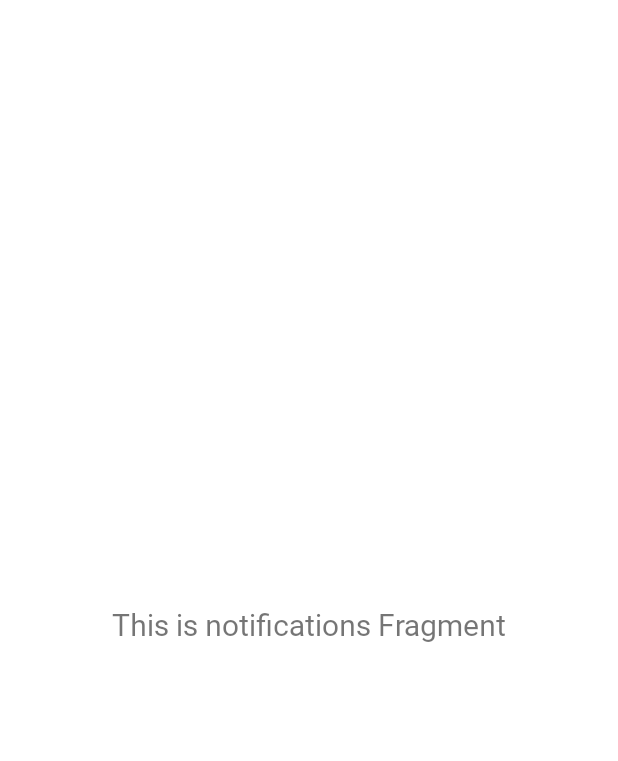
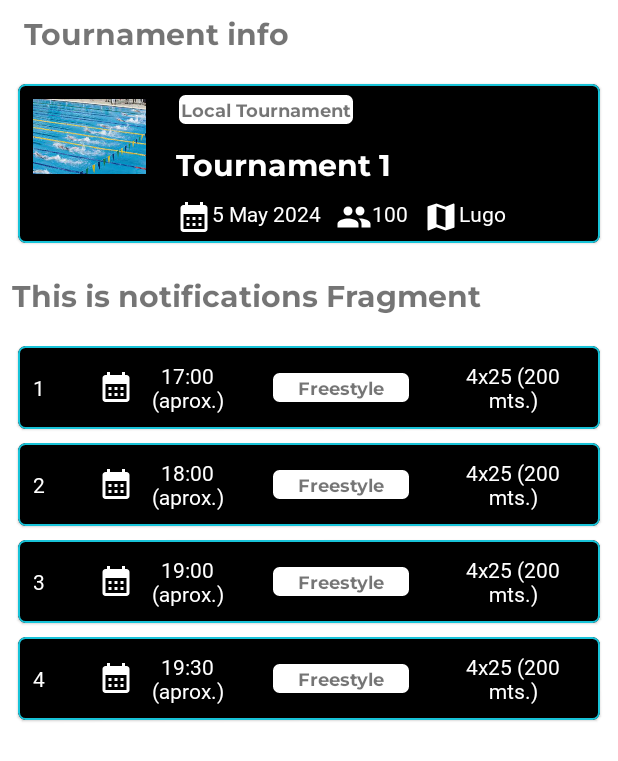
Before and after one commit to dfr99/SwimChrono, an Android app: the fragment TournamentsFragment shown on its own in the app's theme, on a phone screen of 412 x 824 dp. Shown: the top 761 px of the screen. Run offline under Robolectric (Android 15) with nearby library versions, the light colour scheme and no system bars.

Commit message:
Create tournament info view with races

```diff
--- a/app/SwimChrono/app/src/main/java/es/udc/apm/swimchrono/ui/dashboard/DashboardFragment.kt
+++ b/app/SwimChrono/app/src/main/java/es/udc/apm/swimchrono/ui/dashboard/DashboardFragment.kt
@@ -20,6 +20,7 @@
     // onDestroyView.
     private val binding get() = _binding!!
 
+
     override fun onCreateView(
         inflater: LayoutInflater,
         container: ViewGroup?,
@@ -39,10 +40,12 @@
         )
 
 
-        val todayTournamentAdapter = TodayTournamentAdapter(todayTournaments)
+        val todayTournamentAdapter =
+            RecyclerTournamentAdapter(todayTournaments)
 
         val todayRecyclerView: RecyclerView =
             root.findViewById(R.id.tournaments_today_recycler_list)
+
         todayRecyclerView.layoutManager =
             LinearLayoutManager(requireContext())
         todayRecyclerView.adapter = todayTournamentAdapter
@@ -56,7 +59,7 @@
             arrayOf("National Tournament", "Tournament F", "25 May 2024", "200", "Madrid")
         )
 
-        val incomingTournamentAdapter = IncomingTournamentAdapter(incomingTournaments)
+        val incomingTournamentAdapter = RecyclerTournamentAdapter(incomingTournaments)
 
         val incomingRecyclerView: RecyclerView =
             root.findViewById(R.id.tournaments_incoming_recycler_list)
@@ -75,4 +78,5 @@
         super.onDestroyView()
         _binding = null
     }
+
 }
--- a/app/SwimChrono/app/src/main/java/es/udc/apm/swimchrono/ui/dashboard/IncomingTournamentAdapter.kt
+++ /dev/null
@@ -1,38 +0,0 @@
-package es.udc.apm.swimchrono.ui.dashboard
-
-import android.view.LayoutInflater
-import android.view.View
-import android.view.ViewGroup
-import android.widget.TextView
-import androidx.recyclerview.widget.RecyclerView
-import es.udc.apm.swimchrono.R
-
-
-class IncomingTournamentAdapter(private val dataSet: Array<Array<String>>) :
-    RecyclerView.Adapter<IncomingTournamentAdapter.ViewHolder>() {
-
-    class ViewHolder(view: View) : RecyclerView.ViewHolder(view) {
-        val tournamentNameTextView: TextView = view.findViewById(R.id.tournament_name)
-        val tournamentTagTextView: TextView = view.findViewById(R.id.tournament_tag)
-        val tournamentDateTextView: TextView = view.findViewById(R.id.tournament_date)
-        val tournamentPeopleTextView: TextView = view.findViewById(R.id.tournament_people)
-        val tournamentLocationTextView: TextView = view.findViewById(R.id.tournament_location)
-    }
-
-    override fun onCreateViewHolder(parent: ViewGroup, viewType: Int): ViewHolder {
-        val view = LayoutInflater.from(parent.context)
-            .inflate(R.layout.item_tournament_card, parent, false)
-        return ViewHolder(view)
-    }
-
-    override fun onBindViewHolder(holder: ViewHolder, position: Int) {
-        val tournament = dataSet[position]
-        holder.tournamentTagTextView.text = tournament[0]
-        holder.tournamentNameTextView.text = tournament[1]
-        holder.tournamentDateTextView.text = tournament[2]
-        holder.tournamentPeopleTextView.text = tournament[3]
-        holder.tournamentLocationTextView.text = tournament[4]
-    }
-
-    override fun getItemCount() = dataSet.size
-}
--- a/app/SwimChrono/app/src/main/java/es/udc/apm/swimchrono/ui/dashboard/TodayTournamentAdapter.kt
+++ b/app/SwimChrono/app/src/main/java/es/udc/apm/swimchrono/ui/dashboard/RecyclerTournamentAdapter.kt
@@ -8,16 +8,25 @@
 import es.udc.apm.swimchrono.R
 
 
-class TodayTournamentAdapter(private val dataSet: Array<Array<String>>) :
-    RecyclerView.Adapter<TodayTournamentAdapter.ViewHolder>() {
+class RecyclerTournamentAdapter(
+    private val dataSet: Array<Array<String>>
+) :
+    RecyclerView.Adapter<RecyclerTournamentAdapter.ViewHolder>() {
 
-    class ViewHolder(view: View) : RecyclerView.ViewHolder(view) {
+    class ViewHolder(
+        view: View
+    ) : RecyclerView.ViewHolder(view) {
+
+
         val tournamentNameTextView: TextView = view.findViewById(R.id.tournament_name)
         val tournamentTagTextView: TextView = view.findViewById(R.id.tournament_tag)
         val tournamentDateTextView: TextView = view.findViewById(R.id.tournament_date)
         val tournamentPeopleTextView: TextView = view.findViewById(R.id.tournament_people)
         val tournamentLocationTextView: TextView = view.findViewById(R.id.tournament_location)
+
+
     }
+
 
     override fun onCreateViewHolder(parent: ViewGroup, viewType: Int): ViewHolder {
         val view = LayoutInflater.from(parent.context)
@@ -34,5 +43,6 @@
         holder.tournamentLocationTextView.text = tournament[4]
     }
 
+
     override fun getItemCount() = dataSet.size
 }
--- /dev/null
+++ b/app/SwimChrono/app/src/main/java/es/udc/apm/swimchrono/ui/tournaments/RecyclerRaceAdapter.kt
@@ -0,0 +1,43 @@
+package es.udc.apm.swimchrono.ui.tournaments
+
+import android.view.LayoutInflater
+import android.view.View
+import android.view.ViewGroup
+import android.widget.TextView
+import androidx.recyclerview.widget.RecyclerView
+import es.udc.apm.swimchrono.R
+
+
+class RecyclerRaceAdapter(
+    private val dataSet: Array<Array<String>>
+) :
+    RecyclerView.Adapter<RecyclerRaceAdapter.ViewHolder>() {
+
+    class ViewHolder(
+        view: View,
+    ) : RecyclerView.ViewHolder(view) {
+
+        val raceNumberTextView: TextView = view.findViewById(R.id.race_number)
+        val raceDateTextView: TextView = view.findViewById(R.id.race_date)
+        val raceStyleTextView: TextView = view.findViewById(R.id.race_style)
+        val raceTotalTextView: TextView = view.findViewById(R.id.race_total)
+
+    }
+
+    override fun onCreateViewHolder(parent: ViewGroup, viewType: Int): ViewHolder {
+        val view = LayoutInflater.from(parent.context)
+            .inflate(R.layout.item_race_card, parent, false)
+        return ViewHolder(view)
+    }
+
+    override fun onBindViewHolder(holder: ViewHolder, position: Int) {
+        val tournament = dataSet[position]
+        holder.raceNumberTextView.text = tournament[0]
+        holder.raceDateTextView.text = tournament[1]
+        holder.raceStyleTextView.text = tournament[2]
+        holder.raceTotalTextView.text = tournament[3]
+    }
+
+
+    override fun getItemCount() = dataSet.size
+}
--- a/app/SwimChrono/app/src/main/java/es/udc/apm/swimchrono/ui/tournaments/TournamentsFragment.kt
+++ b/app/SwimChrono/app/src/main/java/es/udc/apm/swimchrono/ui/tournaments/TournamentsFragment.kt
@@ -7,7 +7,11 @@
 import android.widget.TextView
 import androidx.fragment.app.Fragment
 import androidx.lifecycle.ViewModelProvider
+import androidx.recyclerview.widget.LinearLayoutManager
+import androidx.recyclerview.widget.RecyclerView
+import es.udc.apm.swimchrono.R
 import es.udc.apm.swimchrono.databinding.FragmentTournamentsBinding
+import es.udc.apm.swimchrono.ui.dashboard.RecyclerTournamentAdapter
 
 class TournamentsFragment : Fragment() {
 
@@ -28,7 +32,41 @@
         _binding = FragmentTournamentsBinding.inflate(inflater, container, false)
         val root: View = binding.root
 
-        val textView: TextView = binding.textTournaments
+
+        val tournament = arrayOf(
+            arrayOf("Local Tournament", "Tournament 1", "5 May 2024", "100", "Lugo")
+        )
+
+        val races = arrayOf(
+            arrayOf("1", "17:00 (aprox.)", "Freestyle", "4x25 (200 mts.)"),
+            arrayOf("2", "18:00 (aprox.)", "Freestyle", "4x25 (200 mts.)"),
+            arrayOf("3", "19:00 (aprox.)", "Freestyle", "4x25 (200 mts.)"),
+            arrayOf("4", "19:30 (aprox.)", "Freestyle", "4x25 (200 mts.)"),
+        )
+
+        val tournamentAdapter = RecyclerTournamentAdapter(tournament)
+
+        val tournamentRecyclerView: RecyclerView =
+            root.findViewById(R.id.tournament_info_recycler_view)
+
+        tournamentRecyclerView.layoutManager =
+            LinearLayoutManager(requireContext())
+
+        tournamentRecyclerView.adapter = tournamentAdapter
+
+
+        val raceAdapter = RecyclerRaceAdapter(races)
+
+        val raceRecyclerView: RecyclerView =
+            root.findViewById(R.id.tournament_races_list)
+
+
+        raceRecyclerView.layoutManager =
+            LinearLayoutManager(requireContext())
+
+        raceRecyclerView.adapter = raceAdapter
+
+        val textView: TextView = binding.racesTittle
         tournamentsViewModel.text.observe(viewLifecycleOwner) {
             textView.text = it
         }
--- a/app/SwimChrono/app/src/main/res/layout/fragment_tournaments.xml
+++ b/app/SwimChrono/app/src/main/res/layout/fragment_tournaments.xml
@@ -7,17 +7,43 @@
     tools:context=".ui.tournaments.TournamentsFragment">
 
     <TextView
-        android:id="@+id/text_tournaments"
-        style="@style/AppTextStyle"
+        android:id="@+id/tournament_info_tittle"
+        style="@style/AppTextStyle.Bold"
         android:layout_width="match_parent"
         android:layout_height="wrap_content"
         android:layout_marginStart="8dp"
-        android:layout_marginTop="8dp"
         android:layout_marginEnd="8dp"
-        android:textAlignment="center"
+        android:padding="8dp"
+        android:text="@string/tournament_info"
         android:textSize="20sp"
-        app:layout_constraintBottom_toBottomOf="parent"
-        app:layout_constraintEnd_toEndOf="parent"
-        app:layout_constraintStart_toStartOf="parent"
         app:layout_constraintTop_toTopOf="parent" />
+
+    <androidx.recyclerview.widget.RecyclerView
+        android:id="@+id/tournament_info_recycler_view"
+        android:layout_width="match_parent"
+        android:layout_height="wrap_content"
+        android:padding="8dp"
+        app:layout_constraintTop_toBottomOf="@+id/tournament_info_tittle"
+        tools:itemCount="1"
+        tools:listitem="@layout/item_tournament_card" />
+
+
+    <TextView
+        android:id="@+id/races_tittle"
+        style="@style/AppTextStyle.Bold"
+        android:layout_width="match_parent"
+        android:layout_height="wrap_content"
+        android:padding="8dp"
+        android:text="@string/all_races"
+        android:textSize="20sp"
+        app:layout_constraintTop_toBottomOf="@+id/tournament_info_recycler_view" />
+
+    <androidx.recyclerview.widget.RecyclerView
+        android:id="@+id/tournament_races_list"
+        android:layout_width="match_parent"
+        android:layout_height="wrap_content"
+        android:padding="8dp"
+        app:layout_constraintTop_toBottomOf="@+id/races_tittle"
+        tools:listitem="@layout/item_race_card" />
+
 </androidx.constraintlayout.widget.ConstraintLayout>
--- /dev/null
+++ b/app/SwimChrono/app/src/main/res/layout/item_race_card.xml
@@ -0,0 +1,63 @@
+<?xml version="1.0" encoding="utf-8"?>
+<com.google.android.material.card.MaterialCardView xmlns:android="http://schemas.android.com/apk/res/android"
+    xmlns:app="http://schemas.android.com/apk/res-auto"
+    android:id="@+id/cv"
+    android:layout_width="match_parent"
+    android:layout_height="wrap_content"
+    android:background="?android:attr/selectableItemBackground"
+    android:clickable="true"
+    android:focusable="true">
+
+    <LinearLayout
+        android:layout_width="match_parent"
+        android:layout_height="wrap_content"
+        android:gravity="center_vertical"
+        android:orientation="horizontal">
+
+        <TextView
+            android:id="@+id/race_number"
+            style="@style/AppTextStyle"
+            android:layout_width="0dp"
+            android:layout_height="wrap_content"
+            android:layout_margin="10dp"
+            android:layout_weight="0.25"
+            android:textColor="@color/chrono_white" />
+
+
+        <TextView
+            android:id="@+id/race_date"
+            style="@style/AppTextStyle"
+            android:layout_width="0dp"
+            android:layout_height="wrap_content"
+            android:layout_margin="10dp"
+            android:layout_weight="1"
+            android:textAlignment="center"
+            android:textColor="@color/chrono_white"
+            app:drawableLeftCompat="@drawable/baseline_calendar_month_24"
+            app:drawableTint="@color/chrono_white" />
+
+        <TextView
+            android:id="@+id/race_style"
+            style="@style/AppTextStyle.Bold"
+            android:layout_width="0dp"
+            android:layout_height="wrap_content"
+            android:layout_margin="10dp"
+            android:layout_weight="1"
+            android:background="@drawable/rounded_border"
+            android:padding="3dp"
+            android:textAlignment="center"
+            android:textSize="12sp" />
+
+        <TextView
+            android:id="@+id/race_total"
+            style="@style/AppTextStyle"
+            android:layout_width="0dp"
+            android:layout_height="wrap_content"
+            android:layout_margin="10dp"
+            android:layout_weight="1"
+            android:textAlignment="center"
+            android:textColor="@color/chrono_white" />
+
+    </LinearLayout>
+
+</com.google.android.material.card.MaterialCardView>
--- a/app/SwimChrono/app/src/main/res/layout/item_tournament_card.xml
+++ b/app/SwimChrono/app/src/main/res/layout/item_tournament_card.xml
@@ -4,7 +4,9 @@
     android:id="@+id/cv"
     android:layout_width="match_parent"
     android:layout_height="wrap_content"
-    android:background="?android:attr/selectableItemBackground">
+    android:background="?android:attr/selectableItemBackground"
+    android:clickable="true"
+    android:focusable="true">
 
     <RelativeLayout
         android:layout_width="match_parent"
--- a/app/SwimChrono/app/src/main/res/values/strings.xml
+++ b/app/SwimChrono/app/src/main/res/values/strings.xml
@@ -7,4 +7,6 @@
     <string name="tournaments_today">Tournaments today</string>
     <string name="incoming_tournaments">Incoming Tournaments</string>
     <string name="image_of_a_swimmingpool">Image of a swimmingpool</string>
+    <string name="tournament_info">Tournament info</string>
+    <string name="all_races">All races</string>
 </resources>
```
